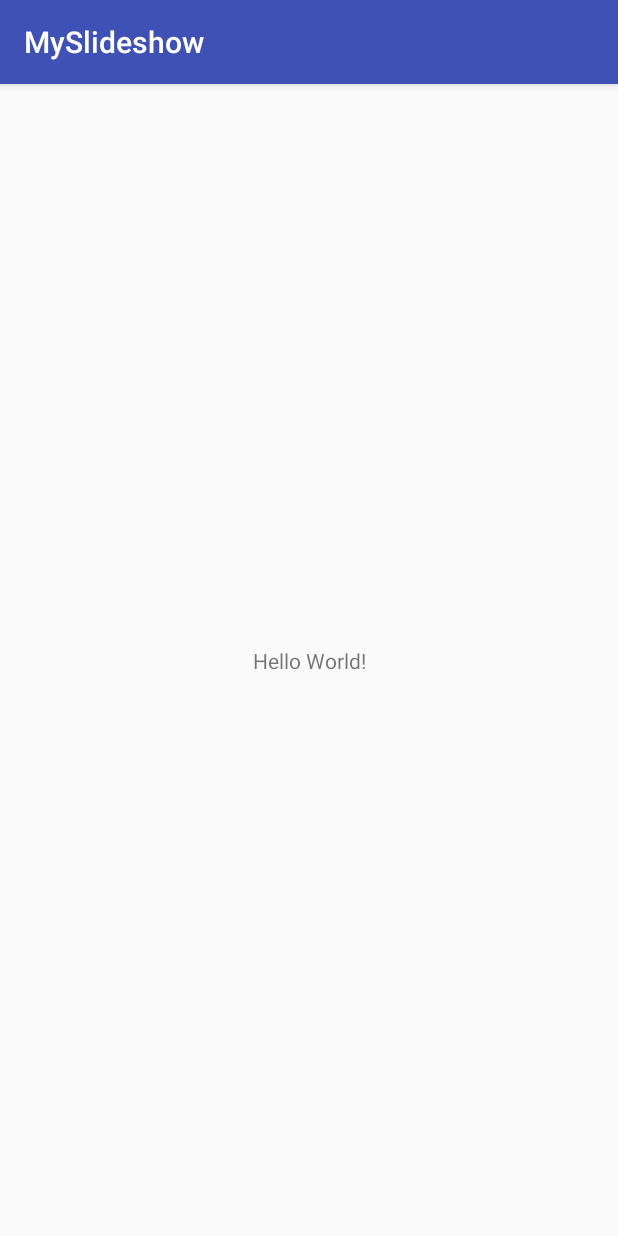
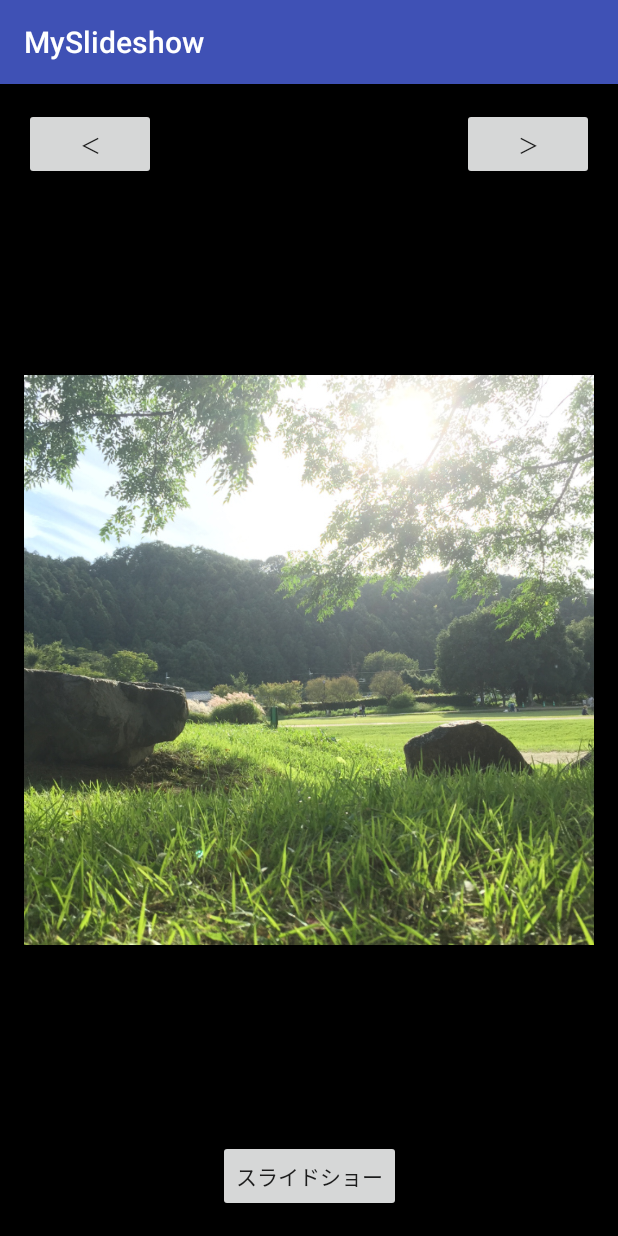
Before and after one commit to yuuki-okazaki/MySlideshow, an Android app: the screen it shows after launch (MainActivity), on a phone screen of 412 x 824 dp. Run offline under Robolectric (Android 15) with nearby library versions, the phone set to English and light mode, and no system bars.

Commit message:
画像表示処理実装

```diff
--- a/app/src/main/java/com/ok/yuuki/myslideshow/MainActivity.kt
+++ b/app/src/main/java/com/ok/yuuki/myslideshow/MainActivity.kt
@@ -2,11 +2,47 @@ package com.ok.yuuki.myslideshow
 
 import android.support.v7.app.AppCompatActivity
 import android.os.Bundle
+import android.view.animation.BounceInterpolator
+import android.widget.ImageView
+import kotlinx.android.synthetic.main.activity_main.*
 
 class MainActivity : AppCompatActivity() {
+
+    private val resources = listOf(
+            R.drawable.slide00,
+            R.drawable.slide01,
+            R.drawable.slide02,
+            R.drawable.slide03,
+            R.drawable.slide04,
+            R.drawable.slide05,
+            R.drawable.slide06,
+            R.drawable.slide07,
+            R.drawable.slide08,
+            R.drawable.slide09
+    )
+
+    private var position = 0
 
     override fun onCreate(savedInstanceState: Bundle?) {
         super.onCreate(savedInstanceState)
         setContentView(R.layout.activity_main)
+
+        imageSwitcher.setFactory {
+            ImageView(this)
+        }
+        imageSwitcher.setImageResource(resources[0])
+
+        prevButton.setOnClickListener { movePosition(-1) }
+        nextButton.setOnClickListener { movePosition(1) }
+    }
+
+    private fun movePosition(move: Int) {
+        position += move
+        if (position >= resources.size) {
+            position = 0
+        } else if (position < 0) {
+            position = resources.size - 1
+        }
+        imageSwitcher.setImageResource(resources[position])
     }
 }
--- a/app/src/main/res/layout/activity_main.xml
+++ b/app/src/main/res/layout/activity_main.xml
@@ -4,15 +4,52 @@
     xmlns:tools="http://schemas.android.com/tools"
     android:layout_width="match_parent"
     android:layout_height="match_parent"
+    android:background="@android:color/black"
     tools:context="com.ok.yuuki.myslideshow.MainActivity">
 
-    <TextView
+    <Button
+        android:id="@+id/prevButton"
         android:layout_width="wrap_content"
         android:layout_height="wrap_content"
-        android:text="Hello World!"
-        app:layout_constraintBottom_toBottomOf="parent"
-        app:layout_constraintLeft_toLeftOf="parent"
-        app:layout_constraintRight_toRightOf="parent"
+        android:layout_marginStart="16dp"
+        android:layout_marginTop="16dp"
+        android:text="＜"
+        app:layout_constraintStart_toStartOf="parent"
         app:layout_constraintTop_toTopOf="parent" />
 
+    <Button
+        android:id="@+id/nextButton"
+        android:layout_width="wrap_content"
+        android:layout_height="wrap_content"
+        android:layout_marginEnd="16dp"
+        android:layout_marginTop="16dp"
+        android:text="＞"
+        app:layout_constraintEnd_toEndOf="parent"
+        app:layout_constraintTop_toTopOf="parent" />
+
+    <Button
+        android:id="@+id/slideshowButton"
+        android:layout_width="wrap_content"
+        android:layout_height="wrap_content"
+        android:layout_marginBottom="16dp"
+        android:layout_marginEnd="8dp"
+        android:layout_marginStart="8dp"
+        android:text="スライドショー"
+        app:layout_constraintBottom_toBottomOf="parent"
+        app:layout_constraintEnd_toEndOf="parent"
+        app:layout_constraintStart_toStartOf="parent" />
+
+    <ImageSwitcher
+        android:id="@+id/imageSwitcher"
+        android:layout_width="0dp"
+        android:layout_height="0dp"
+        android:layout_marginBottom="16dp"
+        android:layout_marginEnd="16dp"
+        android:layout_marginStart="16dp"
+        android:layout_marginTop="16dp"
+        app:layout_constraintBottom_toTopOf="@+id/slideshowButton"
+        app:layout_constraintEnd_toEndOf="parent"
+        app:layout_constraintStart_toStartOf="parent"
+        app:layout_constraintTop_toBottomOf="@+id/prevButton" />
+
 </android.support.constraint.ConstraintLayout>
```
Also changed, not shown: app/src/main/res/drawable/slide00.jpg (added), app/src/main/res/drawable/slide01.jpg (added), app/src/main/res/drawable/slide02.jpg (added), app/src/main/res/drawable/slide03.jpg (added), app/src/main/res/drawable/slide04.jpg (added), app/src/main/res/drawable/slide05.jpg (added), app/src/main/res/drawable/slide06.jpg (added), app/src/main/res/drawable/slide07.jpg (added), app/src/main/res/drawable/slide08.jpg (added), app/src/main/res/drawable/slide09.jpg (added).
